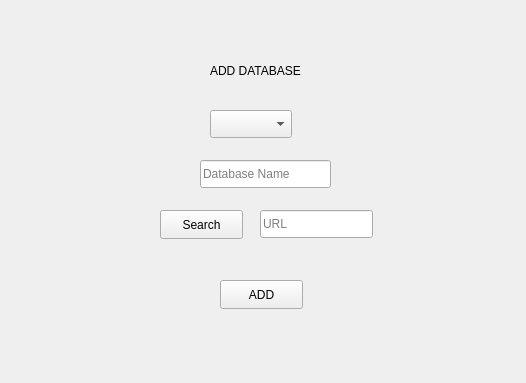
First picture: the form in forms/databaseadd.ui, repository BethencourtFlorian/Platlog_c, before the edit.
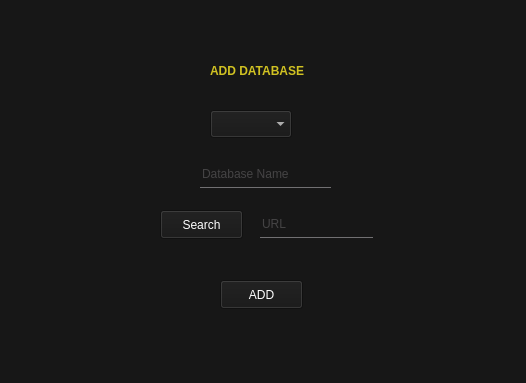
Second picture: the form after the edit.

What changed in the file:
```diff
--- a/forms/databaseadd.ui
+++ b/forms/databaseadd.ui
@@ -13,6 +13,21 @@
   <property name="windowTitle">
    <string>Form</string>
   </property>
+  <property name="styleSheet">
+   <string notr="true">*{
+	font: 8pt &quot;Segoe UI&quot;;
+	background-color: rgb(23,23,23);
+	color: white;
+}
+QLineEdit
+{
+	background: transparent;
+	border: none;
+	color: #717072;
+	border-bottom: 1px solid #717072;
+}
+</string>
+  </property>
   <widget class="QLabel" name="label">
    <property name="geometry">
     <rect>
@@ -22,6 +37,10 @@
      <height>21</height>
     </rect>
    </property>
+   <property name="styleSheet">
+    <string notr="true">color: rgb(209, 194, 34);
+font-weight: bold;</string>
+   </property>
    <property name="text">
     <string>ADD DATABASE</string>
    </property>
@@ -35,6 +54,9 @@
      <height>28</height>
     </rect>
    </property>
+   <property name="styleSheet">
+    <string notr="true"/>
+   </property>
    <property name="text">
     <string/>
    </property>
```
